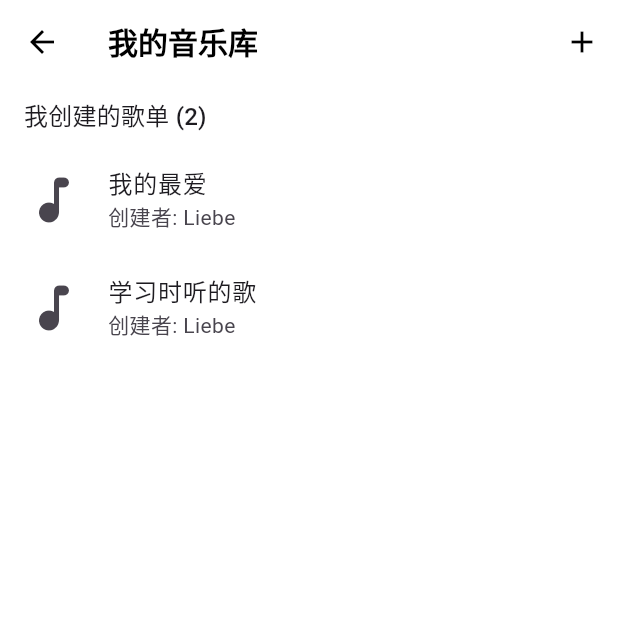
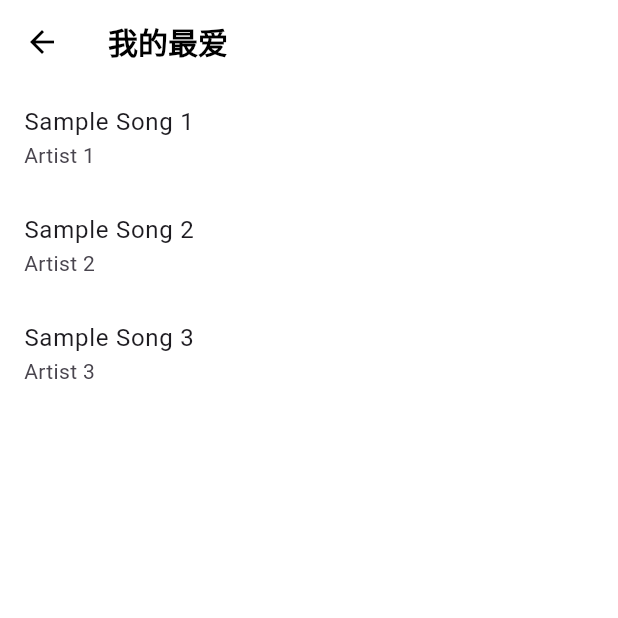
Before and after one commit to njuliebe/music-app, a Flutter app: the LibraryPage screen opened directly, after a tap on "我的最爱", on a phone screen of 412 x 824 dp, the top half of it. Run offline on Flutter 3.47's test engine with Material 3 defaults, Android fonts, the phone set to English and light mode, and no system bars; our stand-ins replace dio, flutter_riverpod, freezed_annotation, just_audio, scrollable_positioned_list, sqflite and 1 more; accounts and stored records are empty.

Commit message:
add play list detail page

```diff
--- a/lib/src/features/library/presentation/widgets/playlist_list_item.dart
+++ b/lib/src/features/library/presentation/widgets/playlist_list_item.dart
@@ -1,5 +1,6 @@
 import 'package:flutter/material.dart';
 import 'package:music_app/src/data/models/playlist.dart';
+import 'package:music_app/src/features/playlist/presentation/pages/playlist_detail_page.dart';
 
 class PlaylistListItem extends StatelessWidget {
   const PlaylistListItem({super.key, required this.playlist});
@@ -14,7 +15,18 @@ class PlaylistListItem extends StatelessWidget {
       subtitle: Text(
         '${playlist.type == PlaylistType.created ? "创建者" : "收藏者"}: ${playlist.creator ?? '未知'}',
       ),
-      onTap: () {},
+      onTap: () {
+        Navigator.push(
+          context,
+          MaterialPageRoute(
+            builder:
+                (context) => PlaylistDetailPage(
+                  playlistId: playlist.id?.toString() ?? '',
+                  playlistName: playlist.name,
+                ),
+          ),
+        );
+      },
     );
   }
 }
--- /dev/null
+++ b/lib/src/features/playlist/presentation/pages/playlist_detail_page.dart
@@ -0,0 +1,54 @@
+import 'package:flutter/material.dart';
+import 'package:flutter_riverpod/flutter_riverpod.dart';
+import 'package:music_app/main.dart';
+import 'package:music_app/src/data/models/playlist_song.dart';
+import 'package:music_app/src/data/repositories/playlist_repository.dart';
+
+final playlistSongsProvider = FutureProvider.autoDispose
+    .family<List<PlaylistSong>, String>((ref, playlistId) {
+      final playlistRepository = ref.watch(playlistRepositoryProvider);
+      return playlistRepository.getSongsForPlaylist(playlistId);
+    });
+
+class PlaylistDetailPage extends ConsumerWidget {
+  const PlaylistDetailPage({
+    super.key,
+    required this.playlistId,
+    this.playlistName,
+  });
+
+  final String playlistId;
+  final String? playlistName;
+
+  @override
+  Widget build(BuildContext context, WidgetRef ref) {
+    final songsAsyncValue = ref.watch(playlistSongsProvider(playlistId));
+
+    return Scaffold(
+      appBar: AppBar(title: Text(playlistName ?? '歌单')),
+      body: songsAsyncValue.when(
+        data: (songs) {
+          if (songs.isEmpty) {
+            return const Center(child: Text('歌单里没有歌曲'));
+          }
+          return ListView.builder(
+            itemCount: songs.length,
+            itemBuilder: (context, index) {
+              final song = songs[index].song;
+              return ListTile(
+                // leading: Image.network(song.album?.cover ?? '', width: 50, height: 50, fit: BoxFit.cover,),
+                title: Text(song.title ?? '未知歌曲'),
+                subtitle: Text(song.artist ?? '未知艺术家'),
+                onTap: () {
+                  // TODO: implement play song
+                },
+              );
+            },
+          );
+        },
+        loading: () => const Center(child: CircularProgressIndicator()),
+        error: (error, stack) => Center(child: Text('加载失败: $error')),
+      ),
+    );
+  }
+}
```
